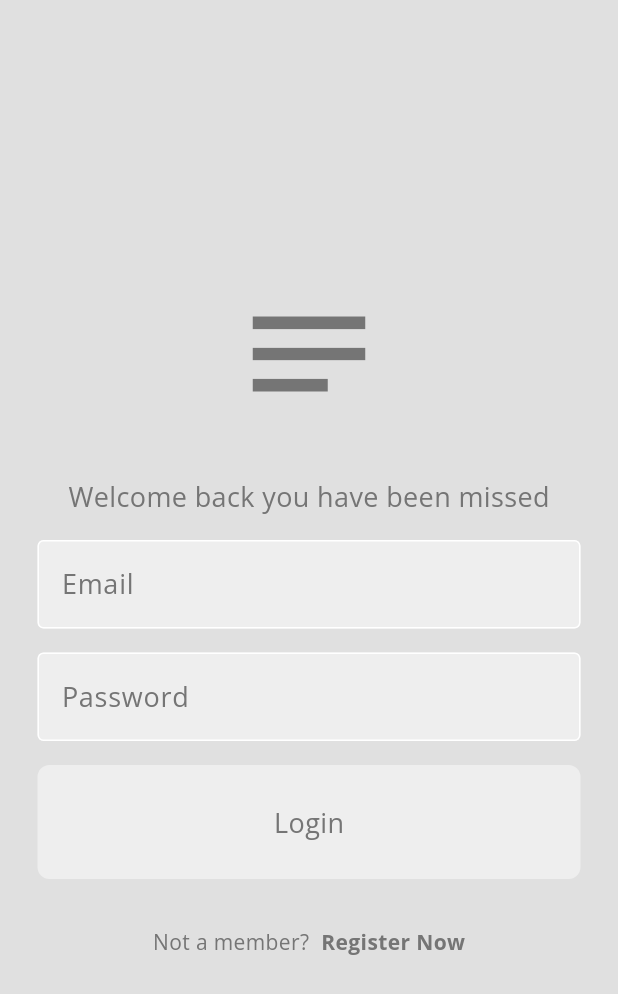
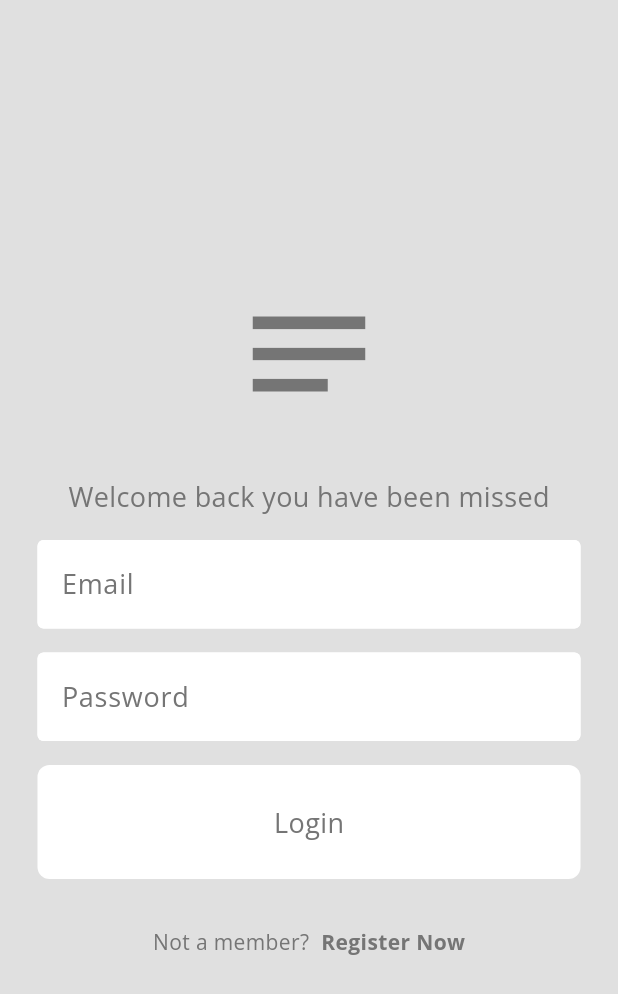
Before and after one commit to HardikChhabra/Notes-Application, a Flutter app: the screen it shows after launch, on a phone screen of 412 x 824 dp. Shown: the top 994 px of the screen. Run offline on Flutter 3.47's test engine with Material 3 defaults, Android fonts, the phone set to English and light mode, and no system bars; our stand-ins replace cloud_firestore, firebase_auth, firebase_core, google_fonts, share_plus, typicons_flutter; accounts and stored records are empty.

Commit message:
Fixed minor ui issues

```diff
--- a/lib/components/button.dart
+++ b/lib/components/button.dart
@@ -14,7 +14,7 @@ class Button extends StatelessWidget {
       onTap: onTap,
       child: Container(
         decoration: BoxDecoration(
-          color: Theme.of(context).colorScheme.secondary,
+          color: Theme.of(context).colorScheme.tertiary,
           borderRadius: BorderRadius.circular(8)
         ),
         padding: const EdgeInsets.all(25),
--- a/lib/components/textfield.dart
+++ b/lib/components/textfield.dart
@@ -21,7 +21,7 @@ class MyTextField extends StatelessWidget {
           focusedBorder: OutlineInputBorder(
             borderSide: BorderSide(color: Theme.of(context).colorScheme.primary),
           ),
-          fillColor: Theme.of(context).colorScheme.secondary,
+          fillColor: Theme.of(context).colorScheme.tertiary,
           filled: true,
           hintText: hint,
           hintStyle: GoogleFonts.openSans(
```
